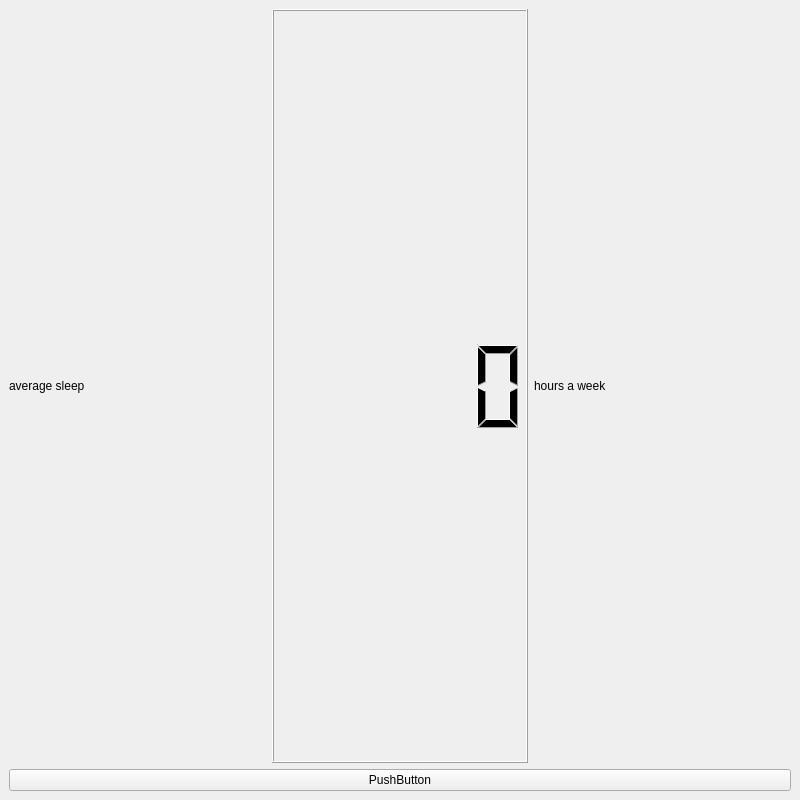
The window that mainwindow.ui (S-VIN/sleepingDiary) describes before a commit, drawn with Qt 5.
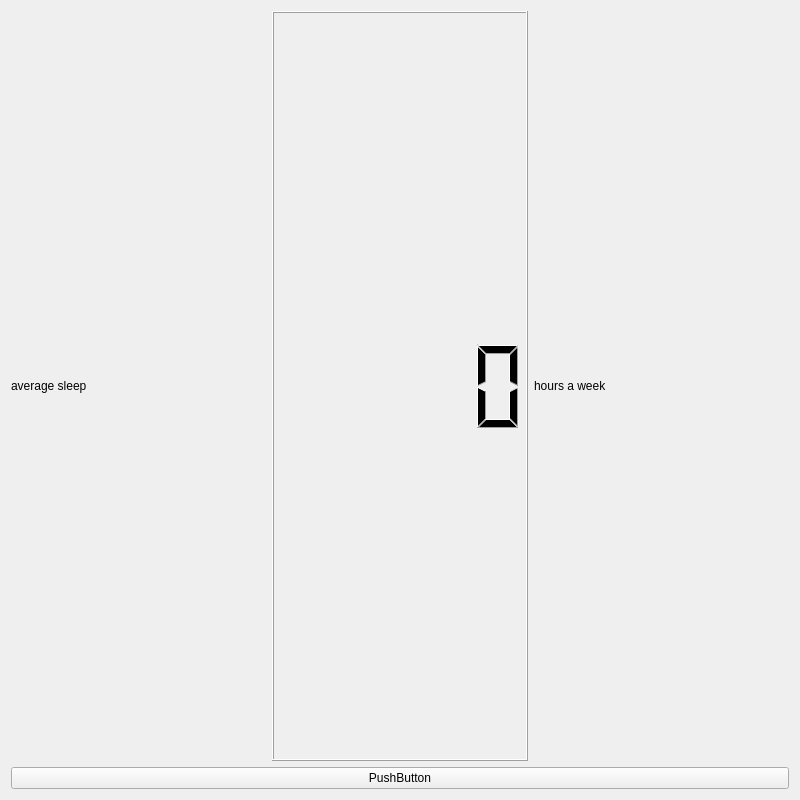
The same window after the commit.

```diff
--- a/mainwindow.ui
+++ b/mainwindow.ui
@@ -1,7 +1,7 @@
 <?xml version="1.0" encoding="UTF-8"?>
 <ui version="4.0">
  <class>MainWindow</class>
- <widget class="QMainWindow" name="MainWindow">
+ <widget class="QWidget" name="MainWindow">
   <property name="geometry">
    <rect>
     <x>0</x>
@@ -13,7 +13,8 @@
   <property name="windowTitle">
    <string>MainWindow</string>
   </property>
-  <widget class="QWidget" name="centralwidget">
+  <layout class="QVBoxLayout" name="verticalLayout_3">
+   <item>
    <layout class="QVBoxLayout" name="verticalLayout">
     <item>
      <layout class="QHBoxLayout" name="horizontalLayout">
@@ -47,7 +48,8 @@
      </widget>
     </item>
    </layout>
-  </widget>
+   </item>
+  </layout>
  </widget>
  <resources/>
  <connections/>
```
Lines whose indentation alone changed are shown as unchanged.
